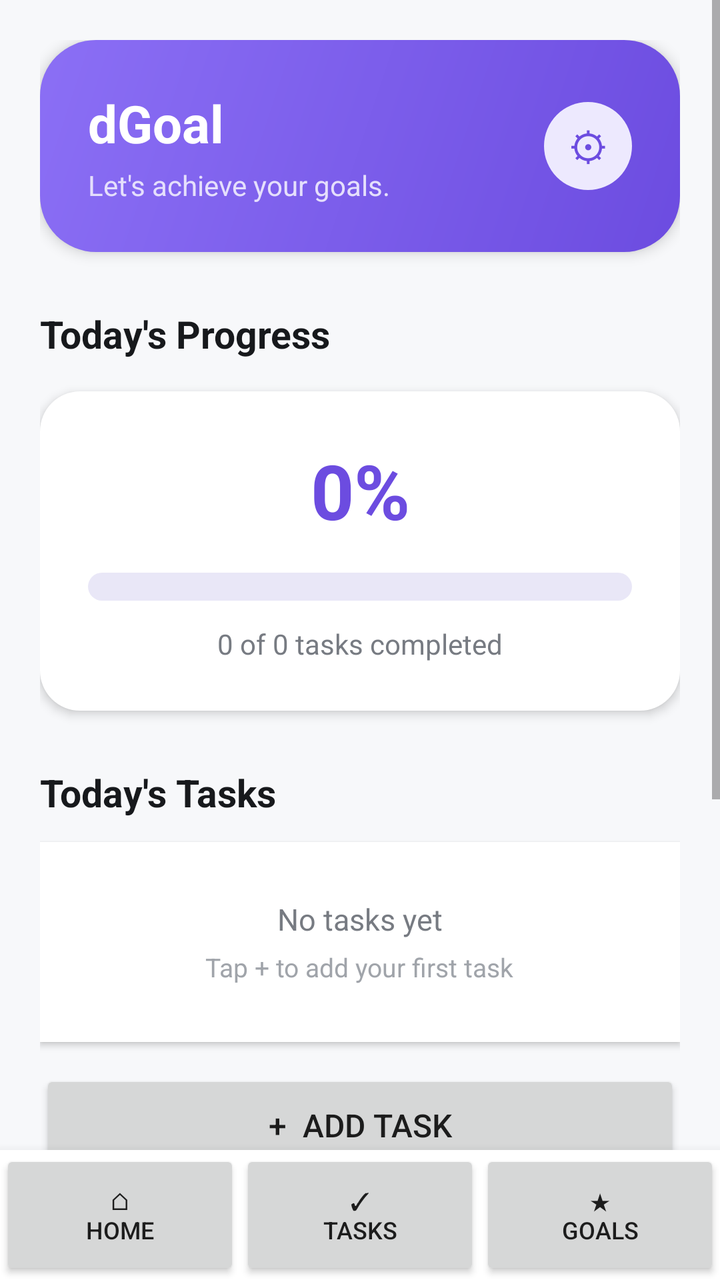
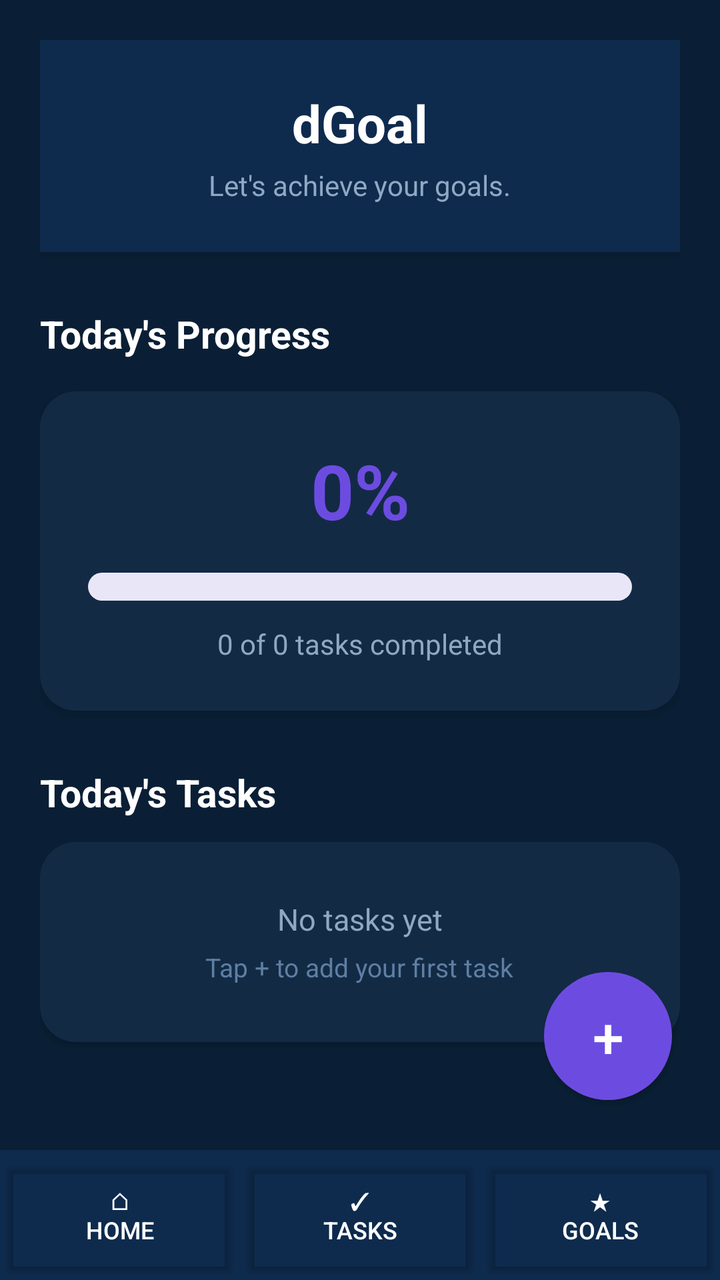

An Android layout rendered at two revisions. The XML below is the earlier revision; the diff shows what the commit changed to produce the second picture.
<!-- AndroidManifest.xml: application theme Theme.DGoal -->
<!-- res/layout/activity_main.xml -->
<?xml version="1.0" encoding="utf-8"?>
<LinearLayout xmlns:android="http://schemas.android.com/apk/res/android"
    android:layout_width="match_parent"
    android:layout_height="match_parent"
    android:orientation="vertical"
    android:background="#F7F8FA">

    
    <ScrollView
        android:id="@+id/mainScrollView"
        android:layout_width="match_parent"
        android:layout_height="0dp"
        android:layout_weight="1"
        android:fillViewport="true">

        <LinearLayout
            android:layout_width="match_parent"
            android:layout_height="wrap_content"
            android:orientation="vertical"
            android:padding="20dp">

            
            <LinearLayout
                android:layout_width="match_parent"
                android:layout_height="wrap_content"
                android:orientation="horizontal"
                android:gravity="center_vertical"
                android:background="@drawable/bg_header_gradient"
                android:padding="24dp"
                android:elevation="4dp">

                <LinearLayout
                    android:layout_width="0dp"
                    android:layout_height="wrap_content"
                    android:layout_weight="1"
                    android:orientation="vertical">

                    <TextView
                        android:layout_width="wrap_content"
                        android:layout_height="wrap_content"
                        android:text="dGoal"
                        android:textColor="#FFFFFF"
                        android:textSize="26sp"
                        android:textStyle="bold" />

                    <TextView
                        android:layout_width="wrap_content"
                        android:layout_height="wrap_content"
                        android:layout_marginTop="4dp"
                        android:text="Let's achieve your goals."
                        android:textColor="#E5DFFC"
                        android:textSize="14sp" />

                </LinearLayout>

                <TextView
                    android:id="@+id/settingsButton"
                    android:layout_width="44dp"
                    android:layout_height="44dp"
                    android:background="@drawable/bg_icon_circle_purple"
                    android:gravity="center"
                    android:text="⚙"
                    android:textColor="#6C4CE0"
                    android:textSize="20sp" />

            </LinearLayout>

            
            <TextView
                android:layout_width="wrap_content"
                android:layout_height="wrap_content"
                android:layout_marginTop="28dp"
                android:text="Today's Progress"
                android:textColor="#17191C"
                android:textSize="19sp"
                android:textStyle="bold" />

            
            <LinearLayout
                android:layout_width="match_parent"
                android:layout_height="wrap_content"
                android:layout_marginTop="16dp"
                android:background="@drawable/bg_card_rounded"
                android:elevation="3dp"
                android:orientation="vertical"
                android:padding="24dp">

                <TextView
                    android:id="@+id/progressPercentage"
                    android:layout_width="match_parent"
                    android:layout_height="wrap_content"
                    android:gravity="center"
                    android:text="0%"
                    android:textColor="#6C4CE0"
                    android:textSize="38sp"
                    android:textStyle="bold" />

                <ProgressBar
                    android:id="@+id/todayProgress"
                    style="?android:attr/progressBarStyleHorizontal"
                    android:layout_width="match_parent"
                    android:layout_height="14dp"
                    android:layout_marginTop="16dp"
                    android:max="100"
                    android:progress="0"
                    android:progressDrawable="@drawable/progress_bar_rounded" />

                <TextView
                    android:id="@+id/taskCount"
                    android:layout_width="match_parent"
                    android:layout_height="wrap_content"
                    android:layout_marginTop="12dp"
                    android:gravity="center"
                    android:text="0 of 0 tasks completed"
                    android:textColor="#777B82"
                    android:textSize="14sp" />

            </LinearLayout>

            
            <TextView
                android:layout_width="wrap_content"
                android:layout_height="wrap_content"
                android:layout_marginTop="28dp"
                android:text="Today's Tasks"
                android:textColor="#17191C"
                android:textSize="19sp"
                android:textStyle="bold" />

            
            <LinearLayout
                android:id="@+id/taskContainer"
                android:layout_width="match_parent"
                android:layout_height="wrap_content"
                android:layout_marginTop="12dp"
                android:background="#FFFFFF"
                android:elevation="2dp"
                android:gravity="center"
                android:minHeight="100dp"
                android:orientation="vertical"
                android:padding="20dp">

                <TextView
                    android:id="@+id/noTasksText"
                    android:layout_width="wrap_content"
                    android:layout_height="wrap_content"
                    android:text="No tasks yet"
                    android:textColor="#777B82"
                    android:textSize="15sp" />

                <TextView
                    android:layout_width="wrap_content"
                    android:layout_height="wrap_content"
                    android:layout_marginTop="5dp"
                    android:text="Tap + to add your first task"
                    android:textColor="#A0A4AA"
                    android:textSize="13sp" />

            </LinearLayout>

            
            <Button
                android:id="@+id/addTaskButton"
                android:layout_width="match_parent"
                android:layout_height="55dp"
                android:layout_marginTop="14dp"
                android:text="+  Add Task"
                android:textSize="16sp" />

            
            <TextView
                android:layout_width="wrap_content"
                android:layout_height="wrap_content"
                android:layout_marginTop="28dp"
                android:text="Monthly Goal"
                android:textColor="#17191C"
                android:textSize="19sp"
                android:textStyle="bold" />

            <LinearLayout
                android:layout_width="match_parent"
                android:layout_height="wrap_content"
                android:layout_marginTop="12dp"
                android:background="#FFFFFF"
                android:elevation="2dp"
                android:orientation="vertical"
                android:padding="20dp">

                <TextView
                    android:id="@+id/monthlyGoalText"
                    android:layout_width="wrap_content"
                    android:layout_height="wrap_content"
                    android:text="No monthly goal set"
                    android:textColor="#17191C"
                    android:textSize="17sp"
                    android:textStyle="bold" />

                <TextView
                    android:id="@+id/monthlyGoalProgress"
                    android:layout_width="wrap_content"
                    android:layout_height="wrap_content"
                    android:layout_marginTop="6dp"
                    android:text="Set a goal and start making progress."
                    android:textColor="#777B82"
                    android:textSize="14sp" />

                <Button
                    android:id="@+id/setGoalButton"
                    android:layout_width="match_parent"
                    android:layout_height="50dp"
                    android:layout_marginTop="14dp"
                    android:text="Set Monthly Goal" />

            </LinearLayout>

        </LinearLayout>

    </ScrollView>

    
    <ScrollView
        android:id="@+id/goalsScrollView"
        android:layout_width="match_parent"
        android:layout_height="0dp"
        android:layout_weight="1"
        android:fillViewport="true"
        android:visibility="gone">

        <LinearLayout
            android:layout_width="match_parent"
            android:layout_height="wrap_content"
            android:orientation="vertical"
            android:padding="20dp">

            <TextView
                android:layout_width="wrap_content"
                android:layout_height="wrap_content"
                android:text="Monthly Goals"
                android:textColor="#17191C"
                android:textSize="24sp"
                android:textStyle="bold" />

            <TextView
                android:layout_width="wrap_content"
                android:layout_height="wrap_content"
                android:layout_marginTop="4dp"
                android:layout_marginBottom="16dp"
                android:text="See how each task is tracking this month."
                android:textColor="#777B82"
                android:textSize="14sp" />

            <LinearLayout
                android:id="@+id/goalsContainer"
                android:layout_width="match_parent"
                android:layout_height="wrap_content"
                android:orientation="vertical" />

        </LinearLayout>

    </ScrollView>

    
    <LinearLayout
        android:layout_width="match_parent"
        android:layout_height="65dp"
        android:background="#FFFFFF"
        android:elevation="8dp"
        android:gravity="center"
        android:orientation="horizontal">

        <Button
            android:id="@+id/homeButton"
            android:layout_width="0dp"
            android:layout_height="match_parent"
            android:layout_weight="1"
            android:text="⌂&#10;Home"
            android:textSize="12sp" />

        <Button
            android:id="@+id/tasksButton"
            android:layout_width="0dp"
            android:layout_height="match_parent"
            android:layout_weight="1"
            android:text="✓&#10;Tasks"
            android:textSize="12sp" />

        <Button
            android:id="@+id/goalsButton"
            android:layout_width="0dp"
            android:layout_height="match_parent"
            android:layout_weight="1"
            android:text="★&#10;Goals"
            android:textSize="12sp" />

    </LinearLayout>

</LinearLayout>
<!-- resources referenced by this layout -->
<resources>
  <!-- drawable bg_card_rounded (drawable) -->
  <?xml version="1.0" encoding="utf-8"?>
  <shape xmlns:android="http://schemas.android.com/apk/res/android"
      android:shape="rectangle">
      <solid android:color="#FFFFFF" />
      <corners android:radius="20dp" />
  </shape>
  <!-- drawable bg_header_gradient (drawable) -->
  <?xml version="1.0" encoding="utf-8"?>
  <shape xmlns:android="http://schemas.android.com/apk/res/android"
      android:shape="rectangle">
      <gradient
          android:angle="135"
          android:startColor="#6C4CE0"
          android:endColor="#8B6FF5" />
      <corners android:radius="28dp" />
  </shape>
  <!-- drawable bg_icon_circle_purple (drawable) -->
  <?xml version="1.0" encoding="utf-8"?>
  <shape xmlns:android="http://schemas.android.com/apk/res/android"
      android:shape="oval">
      <solid android:color="#EDE9FE" />
  </shape>
  <!-- drawable progress_bar_rounded (drawable) -->
  <?xml version="1.0" encoding="utf-8"?>
  <layer-list xmlns:android="http://schemas.android.com/apk/res/android">
      <item android:id="@android:id/background">
          <shape android:shape="rectangle">
              <solid android:color="#E9E7F7" />
              <corners android:radius="20dp" />
          </shape>
      </item>
      <item android:id="@android:id/progress">
          <clip>
              <shape android:shape="rectangle">
                  <solid android:color="#6C4CE0" />
                  <corners android:radius="20dp" />
              </shape>
          </clip>
      </item>
  </layer-list>
  <style name="Theme.DGoal" parent="Theme.MaterialComponents.DayNight.DarkActionBar">
          
          <item name="colorPrimary">@color/purple_500</item>
          <item name="colorPrimaryVariant">@color/purple_700</item>
          <item name="colorOnPrimary">@color/white</item>
          
          <item name="colorSecondary">@color/teal_200</item>
          <item name="colorSecondaryVariant">@color/teal_700</item>
          <item name="colorOnSecondary">@color/black</item>
          
          <item name="android:statusBarColor">?attr/colorPrimaryVariant</item>
          
      </style>
  <color name="purple_500">#FF6200EE</color>
  <color name="purple_700">#FF3700B3</color>
  <color name="white">#FFFFFFFF</color>
  <color name="teal_200">#FF03DAC5</color>
  <color name="teal_700">#FF018786</color>
  <color name="black">#FF000000</color>
</resources>

<!-- the commit's change to res/layout/activity_main.xml (unified diff, before → after) -->
@@ -1,9 +1,13 @@
 <?xml version="1.0" encoding="utf-8"?>
-<LinearLayout xmlns:android="http://schemas.android.com/apk/res/android"
+<FrameLayout xmlns:android="http://schemas.android.com/apk/res/android"
     android:layout_width="match_parent"
-    android:layout_height="match_parent"
-    android:orientation="vertical"
-    android:background="#F7F8FA">
+    android:layout_height="match_parent">
+
+    <LinearLayout
+        android:layout_width="match_parent"
+        android:layout_height="match_parent"
+        android:orientation="vertical"
+        android:background="#0A1F35">
 
     
     <ScrollView
@@ -23,17 +27,151 @@
             <LinearLayout
                 android:layout_width="match_parent"
                 android:layout_height="wrap_content"
-                android:orientation="horizontal"
-                android:gravity="center_vertical"
-                android:background="@drawable/bg_header_gradient"
+                android:orientation="vertical"
+                android:gravity="center"
+                android:background="@drawable/bg_dark_topbar"
                 android:padding="24dp"
                 android:elevation="4dp">
 
+                <TextView
+                    android:layout_width="wrap_content"
+                    android:layout_height="wrap_content"
+                    android:text="dGoal"
+                    android:textColor="#FFFFFF"
+                    android:textSize="26sp"
+                    android:textStyle="bold" />
+
+                <TextView
+                    android:layout_width="wrap_content"
+                    android:layout_height="wrap_content"
+                    android:layout_marginTop="4dp"
+                    android:text="Let's achieve your goals."
+                    android:textColor="#8FA8C4"
+                    android:textSize="14sp" />
+
+            </LinearLayout>
+
+            
+            <TextView
+                android:layout_width="wrap_content"
+                android:layout_height="wrap_content"
+                android:layout_marginTop="28dp"
+                android:text="Today's Progress"
+                android:textColor="#FFFFFF"
+                android:textSize="19sp"
+                android:textStyle="bold" />
+
+            
+            <LinearLayout
+                android:layout_width="match_parent"
+                android:layout_height="wrap_content"
+                android:layout_marginTop="16dp"
+                android:background="@drawable/bg_dark_card"
+                android:elevation="3dp"
+                android:orientation="vertical"
+                android:padding="24dp">
+
+                <TextView
+                    android:id="@+id/progressPercentage"
+                    android:layout_width="match_parent"
+                    android:layout_height="wrap_content"
+                    android:gravity="center"
+                    android:text="0%"
+                    android:textColor="#6C4CE0"
+                    android:textSize="38sp"
+                    android:textStyle="bold" />
+
+                <ProgressBar
+                    android:id="@+id/todayProgress"
+                    style="?android:attr/progressBarStyleHorizontal"
+                    android:layout_width="match_parent"
+                    android:layout_height="14dp"
+                    android:layout_marginTop="16dp"
+                    android:max="100"
+                    android:progress="0"
+                    android:progressDrawable="@drawable/progress_bar_rounded" />
+
+                <TextView
+                    android:id="@+id/taskCount"
+                    android:layout_width="match_parent"
+                    android:layout_height="wrap_content"
+                    android:layout_marginTop="12dp"
+                    android:gravity="center"
+                    android:text="0 of 0 tasks completed"
+                    android:textColor="#8FA8C4"
+                    android:textSize="14sp" />
+
+            </LinearLayout>
+
+            
+            <TextView
+                android:layout_width="wrap_content"
+                android:layout_height="wrap_content"
+                android:layout_marginTop="28dp"
+                android:text="Today's Tasks"
+                android:textColor="#FFFFFF"
+                android:textSize="19sp"
+                android:textStyle="bold" />
+
+            
+            <LinearLayout
+                android:id="@+id/taskContainer"
+                android:layout_width="match_parent"
+                android:layout_height="wrap_content"
+                android:layout_marginTop="12dp"
+                android:background="@drawable/bg_dark_card"
+                android:elevation="2dp"
+                android:gravity="center"
+                android:minHeight="100dp"
+                android:orientation="vertical"
+                android:padding="20dp">
+
+                <TextView
+                    android:id="@+id/noTasksText"
+                    android:layout_width="wrap_content"
+                    android:layout_height="wrap_content"
+                    android:text="No tasks yet"
+                    android:textColor="#8FA8C4"
+                    android:textSize="15sp" />
+
+                <TextView
+                    android:layout_width="wrap_content"
+                    android:layout_height="wrap_content"
+                    android:layout_marginTop="5dp"
+                    android:text="Tap + to add your first task"
+                    android:textColor="#5E7FA3"
+                    android:textSize="13sp" />
+
+            </LinearLayout>
+
+
+
+
+        </LinearLayout>
+
+    </ScrollView>
+
+        
+        <ScrollView
+            android:id="@+id/goalsScrollView"
+            android:layout_width="match_parent"
+            android:layout_height="0dp"
+            android:layout_weight="1"
+            android:fillViewport="true"
+            android:background="#0A1F35"
+            android:visibility="gone">
+
+            <LinearLayout
+                android:layout_width="match_parent"
+                android:layout_height="wrap_content"
+                android:orientation="vertical">
+
                 <LinearLayout
-                    android:layout_width="0dp"
-                    android:layout_height="wrap_content"
-                    android:layout_weight="1"
-                    android:orientation="vertical">
+                    android:layout_width="match_parent"
+                    android:layout_height="wrap_content"
+                    android:orientation="vertical"
+                    android:background="@drawable/bg_dark_topbar"
+                    android:padding="24dp">
 
                     <TextView
                         android:layout_width="wrap_content"
@@ -47,223 +185,35 @@
                         android:layout_width="wrap_content"
                         android:layout_height="wrap_content"
                         android:layout_marginTop="4dp"
-                        android:text="Let's achieve your goals."
-                        android:textColor="#E5DFFC"
+                        android:text="See how each task is tracking this month."
+                        android:textColor="#8FA8C4"
                         android:textSize="14sp" />
 
                 </LinearLayout>
 
-                <TextView
-                    android:id="@+id/settingsButton"
-                    android:layout_width="44dp"
-                    android:layout_height="44dp"
-                    android:background="@drawable/bg_icon_circle_purple"
-                    android:gravity="center"
-                    android:text="⚙"
-                    android:textColor="#6C4CE0"
-                    android:textSize="20sp" />
-
-            </LinearLayout>
-
-            
-            <TextView
-                android:layout_width="wrap_content"
-                android:layout_height="wrap_content"
-                android:layout_marginTop="28dp"
-                android:text="Today's Progress"
-                android:textColor="#17191C"
-                android:textSize="19sp"
-                android:textStyle="bold" />
-
-            
-            <LinearLayout
-                android:layout_width="match_parent"
-                android:layout_height="wrap_content"
-                android:layout_marginTop="16dp"
-                android:background="@drawable/bg_card_rounded"
-                android:elevation="3dp"
-                android:orientation="vertical"
-                android:padding="24dp">
-
-                <TextView
-                    android:id="@+id/progressPercentage"
-                    android:layout_width="match_parent"
-                    android:layout_height="wrap_content"
-                    android:gravity="center"
-                    android:text="0%"
-                    android:textColor="#6C4CE0"
-                    android:textSize="38sp"
-                    android:textStyle="bold" />
-
-                <ProgressBar
-                    android:id="@+id/todayProgress"
-                    style="?android:attr/progressBarStyleHorizontal"
-                    android:layout_width="match_parent"
-                    android:layout_height="14dp"
-                    android:layout_marginTop="16dp"
-                    android:max="100"
-                    android:progress="0"
-                    android:progressDrawable="@drawable/progress_bar_rounded" />
-
-                <TextView
-                    android:id="@+id/taskCount"
-                    android:layout_width="match_parent"
-                    android:layout_height="wrap_content"
-                    android:layout_marginTop="12dp"
-                    android:gravity="center"
-                    android:text="0 of 0 tasks completed"
-                    android:textColor="#777B82"
-                    android:textSize="14sp" />
-
-            </LinearLayout>
-
-            
-            <TextView
-                android:layout_width="wrap_content"
-                android:layout_height="wrap_content"
-                android:layout_marginTop="28dp"
-                android:text="Today's Tasks"
-                android:textColor="#17191C"
-                android:textSize="19sp"
-                android:textStyle="bold" />
-
-            
-            <LinearLayout
-                android:id="@+id/taskContainer"
-                android:layout_width="match_parent"
-                android:layout_height="wrap_content"
-                android:layout_marginTop="12dp"
-                android:background="#FFFFFF"
-                android:elevation="2dp"
-                android:gravity="center"
-                android:minHeight="100dp"
-                android:orientation="vertical"
-                android:padding="20dp">
-
-                <TextView
-                    android:id="@+id/noTasksText"
-                    android:layout_width="wrap_content"
-                    android:layout_height="wrap_content"
-                    android:text="No tasks yet"
-                    android:textColor="#777B82"
-                    android:textSize="15sp" />
-
-                <TextView
-                    android:layout_width="wrap_content"
-                    android:layout_height="wrap_content"
-                    android:layout_marginTop="5dp"
-                    android:text="Tap + to add your first task"
-                    android:textColor="#A0A4AA"
-                    android:textSize="13sp" />
-
-            </LinearLayout>
-
-            
-            <Button
-                android:id="@+id/addTaskButton"
-                android:layout_width="match_parent"
-                android:layout_height="55dp"
-                android:layout_marginTop="14dp"
-                android:text="+  Add Task"
-                android:textSize="16sp" />
-
-            
-            <TextView
-                android:layout_width="wrap_content"
-                android:layout_height="wrap_content"
-                android:layout_marginTop="28dp"
-                android:text="Monthly Goal"
-                android:textColor="#17191C"
-                android:textSize="19sp"
-                android:textStyle="bold" />
-
-            <LinearLayout
-                android:layout_width="match_parent"
-                android:layout_height="wrap_content"
-                android:layout_marginTop="12dp"
-                android:background="#FFFFFF"
-                android:elevation="2dp"
-                android:orientation="vertical"
-                android:padding="20dp">
-
-                <TextView
-                    android:id="@+id/monthlyGoalText"
-                    android:layout_width="wrap_content"
-                    android:layout_height="wrap_content"
-                    android:text="No monthly goal set"
-                    android:textColor="#17191C"
-                    android:textSize="17sp"
-                    android:textStyle="bold" />
-
-                <TextView
-                    android:id="@+id/monthlyGoalProgress"
-                    android:layout_width="wrap_content"
-                    android:layout_height="wrap_content"
-                    android:layout_marginTop="6dp"
-                    android:text="Set a goal and start making progress."
-                    android:textColor="#777B82"
-                    android:textSize="14sp" />
-
-                <Button
-                    android:id="@+id/setGoalButton"
-                    android:layout_width="match_parent"
-                    android:layout_height="50dp"
-                    android:layout_marginTop="14dp"
-                    android:text="Set Monthly Goal" />
-
-            </LinearLayout>
-
-        </LinearLayout>
-
-    </ScrollView>
-
-    
-    <ScrollView
-        android:id="@+id/goalsScrollView"
-        android:layout_width="match_parent"
-        android:layout_height="0dp"
-        android:layout_weight="1"
-        android:fillViewport="true"
-        android:visibility="gone">
-
-        <LinearLayout
-            android:layout_width="match_parent"
-            android:layout_height="wrap_content"
-            android:orientation="vertical"
-            android:padding="20dp">
-
-            <TextView
-                android:layout_width="wrap_content"
-                android:layout_height="wrap_content"
-                android:text="Monthly Goals"
-                android:textColor="#17191C"
-                android:textSize="24sp"
-                android:textStyle="bold" />
-
-            <TextView
-                android:layout_width="wrap_content"
-                android:layout_height="wrap_content"
-                android:layout_marginTop="4dp"
-                android:layout_marginBottom="16dp"
-                android:text="See how each task is tracking this month."
-                android:textColor="#777B82"
-                android:textSize="14sp" />
-
-            <LinearLayout
-                android:id="@+id/goalsContainer"
-                android:layout_width="match_parent"
-                android:layout_height="wrap_content"
-                android:orientation="vertical" />
-
-        </LinearLayout>
-
-    </ScrollView>
+                <LinearLayout
+                    android:layout_width="match_parent"
+                    android:layout_height="wrap_content"
+                    android:orientation="vertical"
+                    android:padding="20dp">
+
+                    <LinearLayout
+                        android:id="@+id/goalsContainer"
+                        android:layout_width="match_parent"
+                        android:layout_height="wrap_content"
+                        android:orientation="vertical" />
+
+                </LinearLayout>
+
+            </LinearLayout>
+
+        </ScrollView>
 
     
     <LinearLayout
         android:layout_width="match_parent"
         android:layout_height="65dp"
-        android:background="#FFFFFF"
+        android:background="@drawable/bg_dark_topbar"
         android:elevation="8dp"
         android:gravity="center"
         android:orientation="horizontal">
@@ -274,7 +224,9 @@
             android:layout_height="match_parent"
             android:layout_weight="1"
             android:text="⌂&#10;Home"
-            android:textSize="12sp" />
+            android:textColor="#FFFFFF"
+            android:textSize="12sp"
+            android:backgroundTint="@android:color/transparent" />
 
         <Button
             android:id="@+id/tasksButton"
@@ -282,7 +234,9 @@
             android:layout_height="match_parent"
             android:layout_weight="1"
             android:text="✓&#10;Tasks"
-            android:textSize="12sp" />
+            android:textColor="#FFFFFF"
+            android:textSize="12sp"
+            android:backgroundTint="@android:color/transparent" />
 
         <Button
             android:id="@+id/goalsButton"
@@ -290,8 +244,29 @@
             android:layout_height="match_parent"
             android:layout_weight="1"
             android:text="★&#10;Goals"
-            android:textSize="12sp" />
+            android:textColor="#FFFFFF"
+            android:textSize="12sp"
+            android:backgroundTint="@android:color/transparent" />
 
     </LinearLayout>
 
-</LinearLayout>
+    </LinearLayout>
+
+    <Button
+        android:id="@+id/addTaskButton"
+        android:layout_width="64dp"
+        android:layout_height="64dp"
+        android:layout_gravity="bottom|end"
+        android:layout_marginEnd="24dp"
+        android:layout_marginBottom="90dp"
+        android:background="@drawable/bg_fab_purple"
+        android:insetLeft="0dp"
+        android:insetRight="0dp"
+        android:insetTop="0dp"
+        android:insetBottom="0dp"
+        android:text="+"
+        android:textColor="#FFFFFF"
+        android:textSize="28sp"
+        android:elevation="6dp" />
+
+</FrameLayout>
<!-- resource entries referenced after the edit -->
@@ -1,28 +1,28 @@
 <!-- resources referenced by this layout -->
 <resources>
-  <!-- drawable bg_card_rounded (drawable) -->
+  <!-- drawable bg_dark_card (drawable) -->
   <?xml version="1.0" encoding="utf-8"?>
   <shape xmlns:android="http://schemas.android.com/apk/res/android"
       android:shape="rectangle">
-      <solid android:color="#FFFFFF" />
-      <corners android:radius="20dp" />
+      <solid android:color="#132A45" />
+      <corners android:radius="18dp" />
   </shape>
-  <!-- drawable bg_header_gradient (drawable) -->
+  <!-- drawable bg_dark_topbar (drawable) -->
   <?xml version="1.0" encoding="utf-8"?>
   <shape xmlns:android="http://schemas.android.com/apk/res/android"
       android:shape="rectangle">
-      <gradient
-          android:angle="135"
-          android:startColor="#6C4CE0"
-          android:endColor="#8B6FF5" />
-      <corners android:radius="28dp" />
+      <solid android:color="#0E2B4E" />
   </shape>
-  <!-- drawable bg_icon_circle_purple (drawable) -->
+  <!-- drawable bg_fab_purple (drawable) -->
   <?xml version="1.0" encoding="utf-8"?>
-  <shape xmlns:android="http://schemas.android.com/apk/res/android"
-      android:shape="oval">
-      <solid android:color="#EDE9FE" />
-  </shape>
+  <ripple xmlns:android="http://schemas.android.com/apk/res/android"
+      android:color="#33FFFFFF">
+      <item>
+          <shape android:shape="oval">
+              <solid android:color="#6C4CE0" />
+          </shape>
+      </item>
+  </ripple>
   <!-- drawable progress_bar_rounded (drawable) -->
   <?xml version="1.0" encoding="utf-8"?>
   <layer-list xmlns:android="http://schemas.android.com/apk/res/android">
